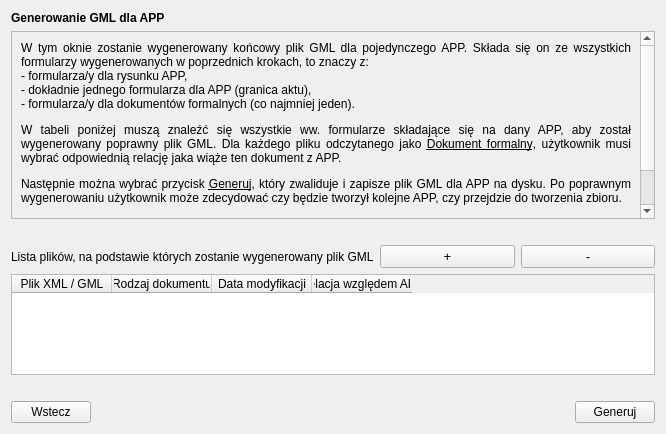
The window that modules/app/views/ui/generowanie_gml_dialog_base.ui (envirosolutionspl/wtyczka_qgis_app) describes before a commit, drawn with Qt 5.
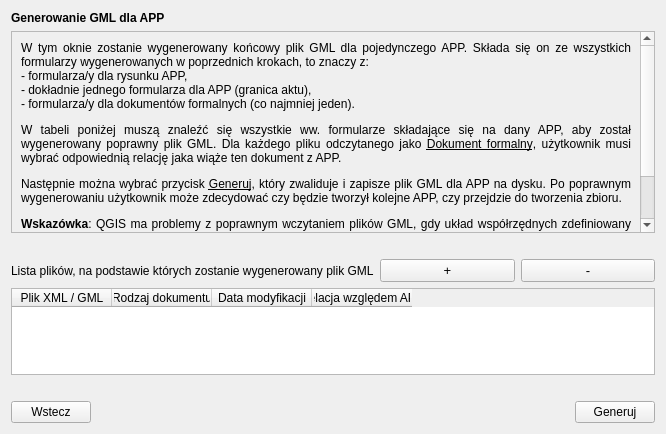
The same window after the commit.

Commit message: uwagi etap 2: poprawa instrukcji okna 6 z 6

```diff
--- a/modules/app/views/ui/generowanie_gml_dialog_base.ui
+++ b/modules/app/views/ui/generowanie_gml_dialog_base.ui
@@ -50,7 +50,7 @@
         <property name="geometry">
          <rect>
           <x>0</x>
-          <y>0</y>
+          <y>-52</y>
           <width>627</width>
           <height>223</height>
          </rect>
@@ -70,7 +70,7 @@
             </font>
            </property>
            <property name="text">
-            <string>&lt;html&gt;&lt;head/&gt;&lt;body&gt;&lt;p&gt;W tym oknie zostanie wygenerowany końcowy plik GML dla pojedynczego APP. Składa się on ze wszystkich formularzy wygenerowanych w poprzednich krokach, to znaczy z:&lt;br/&gt;- formularza/y dla rysunku APP,&lt;br/&gt;- dokładnie jednego formularza dla APP (granica aktu),&lt;br/&gt;- formularza/y dla dokumentów formalnych (co najmniej jeden).&lt;/p&gt;&lt;p&gt;W tabeli poniżej muszą znaleźć się wszystkie ww. formularze składające się na dany APP, aby został wygenerowany poprawny plik GML. Dla każdego pliku odczytanego jako &lt;span style=&quot; text-decoration: underline;&quot;&gt;Dokument formalny&lt;/span&gt;, użytkownik musi wybrać odpowiednią relację jaka wiąże ten dokument z APP. &lt;/p&gt;&lt;p&gt;Następnie można wybrać przycisk &lt;span style=&quot; text-decoration: underline;&quot;&gt;Generuj&lt;/span&gt;, który zwaliduje i zapisze plik GML dla APP na dysku. Po poprawnym wygenerowaniu użytkownik może zdecydować czy będzie tworzył kolejne APP, czy przejdzie do tworzenia zbioru. &lt;/p&gt;&lt;p&gt;&lt;span style=&quot; font-weight:600;&quot;&gt;Wskazówka&lt;/span&gt;: Należy pamiętać, że po wczytywania pliku GML do programu QGIS należy użyć narzędzia &lt;span style=&quot; text-decoration: underline;&quot;&gt;Zamień współrzędne X i Y&lt;/span&gt;, aby dane przestrzenne wyświetliły się poprawnie. &lt;br/&gt;&lt;/p&gt;&lt;/body&gt;&lt;/html&gt;</string>
+            <string>&lt;html&gt;&lt;head/&gt;&lt;body&gt;&lt;p&gt;W tym oknie zostanie wygenerowany końcowy plik GML dla pojedynczego APP. Składa się on ze wszystkich formularzy wygenerowanych w poprzednich krokach, to znaczy z:&lt;br/&gt;- formularza/y dla rysunku APP,&lt;br/&gt;- dokładnie jednego formularza dla APP (granica aktu),&lt;br/&gt;- formularza/y dla dokumentów formalnych (co najmniej jeden).&lt;/p&gt;&lt;p&gt;W tabeli poniżej muszą znaleźć się wszystkie ww. formularze składające się na dany APP, aby został wygenerowany poprawny plik GML. Dla każdego pliku odczytanego jako &lt;span style=&quot; text-decoration: underline;&quot;&gt;Dokument formalny&lt;/span&gt;, użytkownik musi wybrać odpowiednią relację jaka wiąże ten dokument z APP. &lt;/p&gt;&lt;p&gt;Następnie można wybrać przycisk &lt;span style=&quot; text-decoration: underline;&quot;&gt;Generuj&lt;/span&gt;, który zwaliduje i zapisze plik GML dla APP na dysku. Po poprawnym wygenerowaniu użytkownik może zdecydować czy będzie tworzył kolejne APP, czy przejdzie do tworzenia zbioru. &lt;/p&gt;&lt;p&gt;&lt;span style=&quot; font-weight:600;&quot;&gt;Wskazówka&lt;/span&gt;: QGIS ma problemy z poprawnym wczytaniem plików GML, gdy układ współrzędnych zdefiniowany jest zgodnie z INSPIRE. Nie ma to jednak wpływu na działanie wtyczki. Aby dane przestrzenne wyświetlały się poprawnie należy użyć narzędzia &lt;span style=&quot; text-decoration: underline;&quot;&gt;Zamień współrzędne X i Y&lt;/span&gt; z grupy &lt;span style=&quot; text-decoration: underline;&quot;&gt;wektor - geometria&lt;/span&gt; z narzędzi processingu QGIS. &lt;br/&gt;&lt;/p&gt;&lt;/body&gt;&lt;/html&gt;</string>
            </property>
            <property name="alignment">
             <set>Qt::AlignJustify|Qt::AlignVCenter</set>
```
The commit also changes 1 other file.
